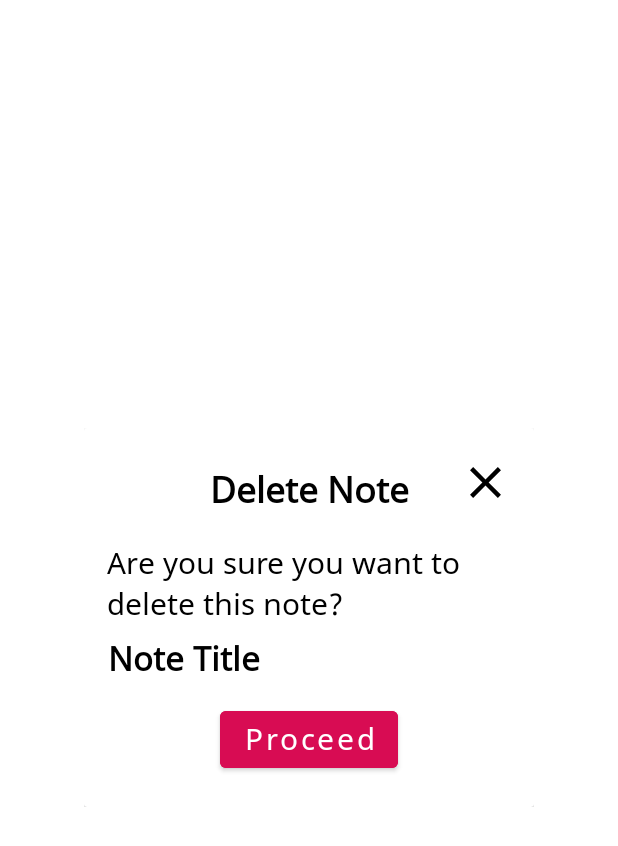
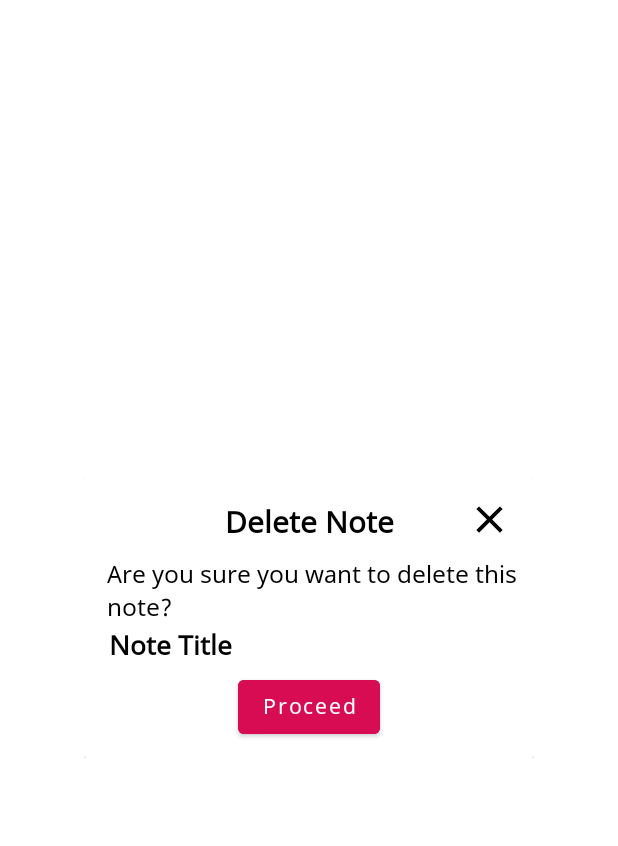
Before and after one commit to skbasu/myNotes, an Android app: the layout delete_note_dialog.xml on its own in the app's theme, with its tools: preview values and no code run, on a phone screen of 412 x 824 dp. Shown: the top 846 px of the screen. Run offline under Robolectric (Android 15) with nearby library versions, the phone set to English and light mode, and no system bars.

Commit message:
Some minor changes

```diff
--- a/app/src/main/AndroidManifest.xml
+++ b/app/src/main/AndroidManifest.xml
@@ -20,7 +20,9 @@
                 <category android:name="android.intent.category.LAUNCHER" />
             </intent-filter>
         </activity>
-        <activity android:name=".views.HomeActivity"/>
+        <activity
+            android:name=".views.HomeActivity"
+            android:screenOrientation="portrait" />
     </application>
 
 </manifest>
--- a/app/src/main/res/drawable/close_icon.xml
+++ b/app/src/main/res/drawable/close_icon.xml
@@ -1,5 +1,5 @@
-<vector android:height="35dp" android:tint="?attr/colorControlNormal"
+<vector android:height="30dp" android:tint="?attr/colorControlNormal"
     android:viewportHeight="24" android:viewportWidth="24"
-    android:width="35dp" xmlns:android="http://schemas.android.com/apk/res/android">
+    android:width="30dp" xmlns:android="http://schemas.android.com/apk/res/android">
     <path android:fillColor="@android:color/white" android:pathData="M19,6.41L17.59,5 12,10.59 6.41,5 5,6.41 10.59,12 5,17.59 6.41,19 12,13.41 17.59,19 19,17.59 13.41,12z"/>
 </vector>
--- a/app/src/main/res/drawable/copy_icon.xml
+++ b/app/src/main/res/drawable/copy_icon.xml
@@ -1,5 +1,5 @@
-<vector android:height="30dp" android:tint="?attr/colorControlNormal"
+<vector android:height="25dp" android:tint="?attr/colorControlNormal"
     android:viewportHeight="24" android:viewportWidth="24"
-    android:width="30dp" xmlns:android="http://schemas.android.com/apk/res/android">
+    android:width="25dp" xmlns:android="http://schemas.android.com/apk/res/android">
     <path android:fillColor="@android:color/white" android:pathData="M16,1L4,1c-1.1,0 -2,0.9 -2,2v14h2L4,3h12L16,1zM19,5L8,5c-1.1,0 -2,0.9 -2,2v14c0,1.1 0.9,2 2,2h11c1.1,0 2,-0.9 2,-2L21,7c0,-1.1 -0.9,-2 -2,-2zM19,21L8,21L8,7h11v14z"/>
 </vector>
--- a/app/src/main/res/drawable/delete_icon.xml
+++ b/app/src/main/res/drawable/delete_icon.xml
@@ -1,5 +1,5 @@
-<vector android:height="30dp" android:tint="?attr/colorControlNormal"
+<vector android:height="25dp" android:tint="?attr/colorControlNormal"
     android:viewportHeight="24" android:viewportWidth="24"
-    android:width="30dp" xmlns:android="http://schemas.android.com/apk/res/android">
+    android:width="25dp" xmlns:android="http://schemas.android.com/apk/res/android">
     <path android:fillColor="@android:color/white" android:pathData="M6,19c0,1.1 0.9,2 2,2h8c1.1,0 2,-0.9 2,-2V7H6v12zM19,4h-3.5l-1,-1h-5l-1,1H5v2h14V4z"/>
 </vector>
--- a/app/src/main/res/drawable/edit_icon.xml
+++ b/app/src/main/res/drawable/edit_icon.xml
@@ -1,5 +1,5 @@
-<vector android:height="30dp" android:tint="?attr/colorControlNormal"
+<vector android:height="25dp" android:tint="?attr/colorControlNormal"
     android:viewportHeight="24" android:viewportWidth="24"
-    android:width="30dp" xmlns:android="http://schemas.android.com/apk/res/android">
+    android:width="25dp" xmlns:android="http://schemas.android.com/apk/res/android">
     <path android:fillColor="@android:color/white" android:pathData="M3,17.25V21h3.75L17.81,9.94l-3.75,-3.75L3,17.25zM20.71,7.04c0.39,-0.39 0.39,-1.02 0,-1.41l-2.34,-2.34c-0.39,-0.39 -1.02,-0.39 -1.41,0l-1.83,1.83 3.75,3.75 1.83,-1.83z"/>
 </vector>
--- a/app/src/main/res/drawable/options_icon.xml
+++ b/app/src/main/res/drawable/options_icon.xml
@@ -1,5 +1,5 @@
-<vector android:height="30dp" android:tint="?attr/colorControlNormal"
+<vector android:height="25dp" android:tint="?attr/colorControlNormal"
     android:viewportHeight="24" android:viewportWidth="24"
-    android:width="30dp" xmlns:android="http://schemas.android.com/apk/res/android">
+    android:width="25dp" xmlns:android="http://schemas.android.com/apk/res/android">
     <path android:fillColor="@android:color/white" android:pathData="M12,8c1.1,0 2,-0.9 2,-2s-0.9,-2 -2,-2 -2,0.9 -2,2 0.9,2 2,2zM12,10c-1.1,0 -2,0.9 -2,2s0.9,2 2,2 2,-0.9 2,-2 -0.9,-2 -2,-2zM12,16c-1.1,0 -2,0.9 -2,2s0.9,2 2,2 2,-0.9 2,-2 -0.9,-2 -2,-2z"/>
 </vector>
--- a/app/src/main/res/drawable/share_icon.xml
+++ b/app/src/main/res/drawable/share_icon.xml
@@ -1,5 +1,5 @@
-<vector android:height="30dp" android:tint="?attr/colorControlNormal"
+<vector android:height="25dp" android:tint="?attr/colorControlNormal"
     android:viewportHeight="24" android:viewportWidth="24"
-    android:width="30dp" xmlns:android="http://schemas.android.com/apk/res/android">
+    android:width="25dp" xmlns:android="http://schemas.android.com/apk/res/android">
     <path android:fillColor="@android:color/white" android:pathData="M18,16.08c-0.76,0 -1.44,0.3 -1.96,0.77L8.91,12.7c0.05,-0.23 0.09,-0.46 0.09,-0.7s-0.04,-0.47 -0.09,-0.7l7.05,-4.11c0.54,0.5 1.25,0.81 2.04,0.81 1.66,0 3,-1.34 3,-3s-1.34,-3 -3,-3 -3,1.34 -3,3c0,0.24 0.04,0.47 0.09,0.7L8.04,9.81C7.5,9.31 6.79,9 6,9c-1.66,0 -3,1.34 -3,3s1.34,3 3,3c0.79,0 1.5,-0.31 2.04,-0.81l7.12,4.16c-0.05,0.21 -0.08,0.43 -0.08,0.65 0,1.61 1.31,2.92 2.92,2.92 1.61,0 2.92,-1.31 2.92,-2.92s-1.31,-2.92 -2.92,-2.92z"/>
 </vector>
--- a/app/src/main/res/layout/delete_note_dialog.xml
+++ b/app/src/main/res/layout/delete_note_dialog.xml
@@ -33,11 +33,11 @@
                 android:id="@+id/textView"
                 android:layout_width="wrap_content"
                 android:layout_height="wrap_content"
-                android:layout_marginTop="24dp"
+                android:layout_marginTop="15dp"
                 android:fontFamily="@font/noto_sans"
                 android:text="@string/delete_note"
                 android:textColor="@color/black"
-                android:textSize="24sp"
+                android:textSize="20sp"
                 android:textStyle="bold"
                 app:layout_constraintEnd_toEndOf="parent"
                 app:layout_constraintHorizontal_bias="0.502"
@@ -49,13 +49,13 @@
                 android:layout_width="match_parent"
                 android:layout_height="wrap_content"
                 android:layout_marginStart="15dp"
-                android:layout_marginTop="16dp"
+                android:layout_marginTop="8dp"
                 android:fontFamily="@font/noto_sans"
                 android:text="@string/delete_desc"
                 android:textColor="@color/black"
-                android:textSize="20sp"
+                android:textSize="16sp"
                 app:layout_constraintEnd_toEndOf="parent"
-                app:layout_constraintHorizontal_bias="0.0"
+                app:layout_constraintHorizontal_bias="1.0"
                 app:layout_constraintStart_toStartOf="parent"
                 app:layout_constraintTop_toBottomOf="@+id/textView" />
 
@@ -64,13 +64,13 @@
                 android:id="@+id/proceedBtn"
                 android:layout_width="wrap_content"
                 android:layout_height="wrap_content"
-                android:layout_marginTop="50dp"
-                android:layout_marginBottom="20dp"
+                android:layout_marginTop="30dp"
+                android:layout_marginBottom="10dp"
                 android:fontFamily="@font/noto_sans"
                 android:text="@string/proceed"
                 android:textAllCaps="false"
                 android:textColor="@color/white"
-                android:textSize="20sp"
+                android:textSize="14sp"
                 app:layout_constraintBottom_toBottomOf="parent"
                 app:layout_constraintEnd_toEndOf="parent"
                 app:layout_constraintStart_toStartOf="parent"
@@ -82,11 +82,10 @@
                 android:layout_width="wrap_content"
                 android:layout_height="wrap_content"
                 android:layout_marginStart="15dp"
-                android:layout_marginTop="5dp"
                 android:fontFamily="@font/noto_sans"
                 android:text="Note Title"
                 android:textColor="@color/black"
-                android:textSize="22sp"
+                android:textSize="18sp"
                 android:textStyle="bold"
                 app:layout_constraintBottom_toTopOf="@+id/proceedBtn"
                 app:layout_constraintEnd_toEndOf="parent"
```
Also changed, not shown: app/src/main/java/com/example/mynotes/views/HomeActivity.java (+3 -11 lines), app/src/main/res/layout/add_note_dialog.xml (+5 -5 lines), app/src/main/res/layout/edit_note_dialog.xml (+5 -5 lines), app/src/main/res/layout/inserted_toast.xml (deleted, +0 -19 lines), app/src/main/res/layout/operations_bottomsheet.xml (+4 -4 lines), app/src/main/res/layout/single_note.xml (+9 -10 lines).
